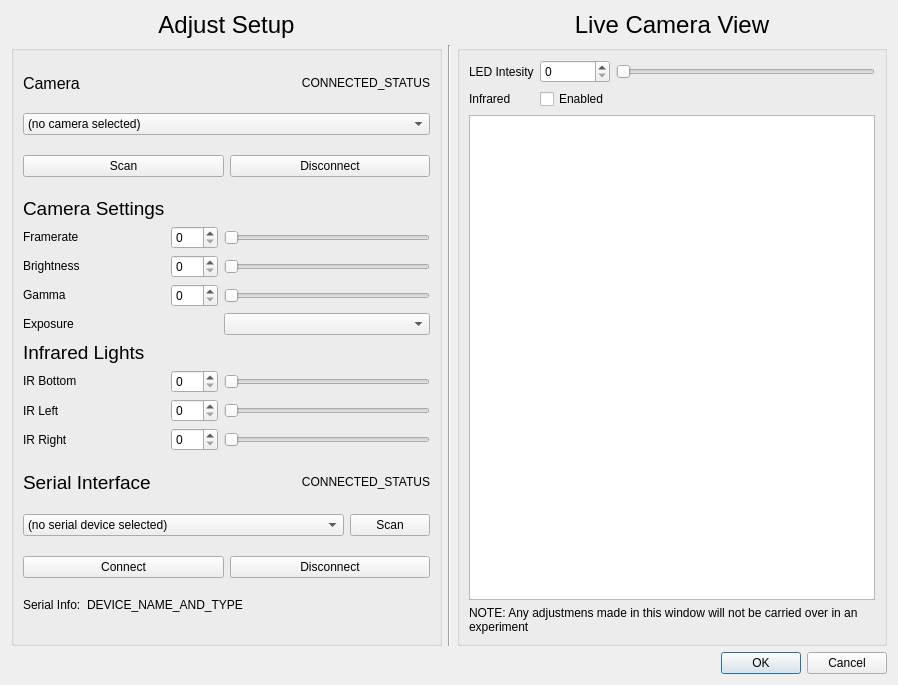
Before: the Qt Designer form src/UI/settings_dialog.ui in simenfuglestad/CI-VTS, drawn with Qt 5.
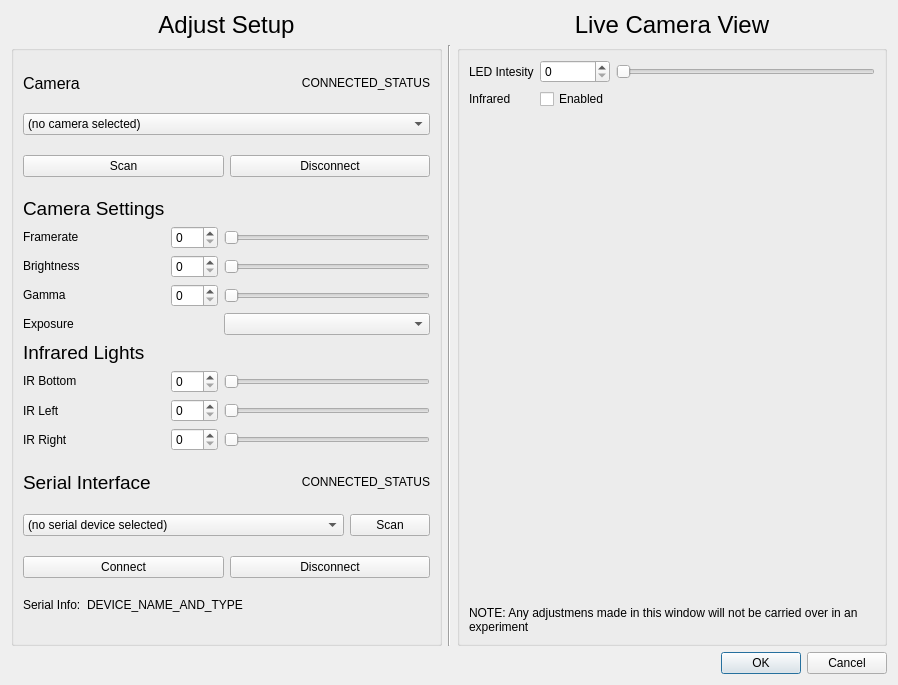
After: the same form once the commit is applied. Custom widgets are drawn as their Qt base class.

Diff of the .ui file:
```diff
--- a/src/UI/settings_dialog.ui
+++ b/src/UI/settings_dialog.ui
@@ -554,7 +554,17 @@
          </layout>
         </item>
         <item>
-         <widget class="ImageView" name="imgview_live"/>
+         <widget class="QLabel" name="img_label">
+          <property name="sizePolicy">
+           <sizepolicy hsizetype="Preferred" vsizetype="Expanding">
+            <horstretch>0</horstretch>
+            <verstretch>0</verstretch>
+           </sizepolicy>
+          </property>
+          <property name="text">
+           <string/>
+          </property>
+         </widget>
         </item>
         <item>
          <widget class="QLabel" name="label_2">
@@ -586,13 +596,6 @@
    </item>
   </layout>
  </widget>
- <customwidgets>
-  <customwidget>
-   <class>ImageView</class>
-   <extends>QGraphicsView</extends>
-   <header>pyqtgraph</header>
-  </customwidget>
- </customwidgets>
  <resources/>
  <connections/>
 </ui>
```
